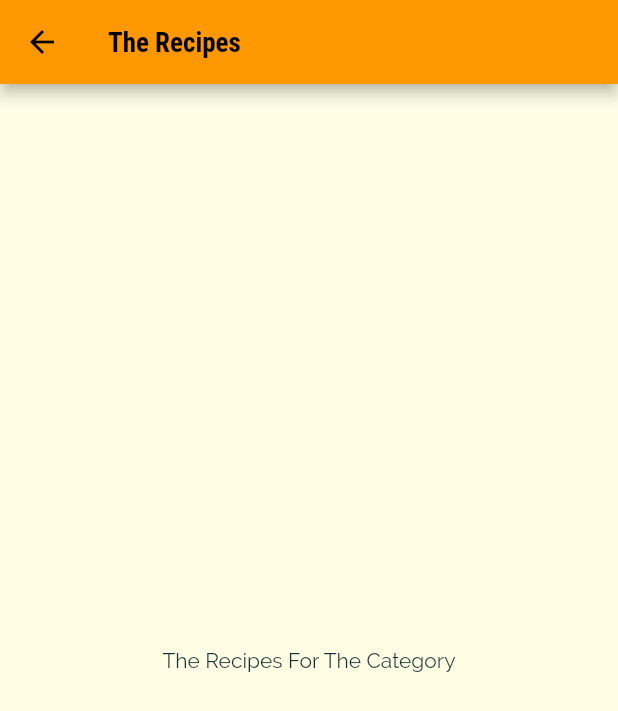
After one commit to mtanaya09/Meal-Application, a Flutter app: the screen it shows after launch, after a tap on "Italian", on a phone screen of 412 x 824 dp. The commit adds this screen. Shown: the top 711 px of the screen. Run offline on Flutter 3.47's test engine with Material 2 defaults, Android fonts, the phone set to English and light mode, and no system bars.

Commit message:
Navigating to a new page

```diff
--- a/lib/category_item.dart
+++ b/lib/category_item.dart
@@ -1,4 +1,5 @@
 import 'package:flutter/material.dart';
+import './category_meals_screen.dart';
 
 class CategoryItem extends StatelessWidget {
   final String title;
@@ -6,9 +7,23 @@ class CategoryItem extends StatelessWidget {
 
   CategoryItem(this.title, this.color);
 
+  void selectCategory(BuildContext ctx) {
+    Navigator.of(ctx).push(
+      MaterialPageRoute(
+        builder: (_) {
+          return CategoriesMealsScreen();
+        },
+      ),
+    );
+  }
+
   @override
   Widget build(BuildContext context) {
-    return Container(
+    return InkWell(
+      onTap: () => selectCategory(context),
+      splashColor: Theme.of(context).primaryColor,
+      borderRadius: BorderRadius.circular(15),
+      child: Container(
         padding: const EdgeInsets.all(15),
         child: Text(
           title,
@@ -25,6 +40,7 @@ class CategoryItem extends StatelessWidget {
           ),
           borderRadius: BorderRadius.circular(15),
         ),
+      ),
     );
   }
 }
--- /dev/null
+++ b/lib/category_meals_screen.dart
@@ -0,0 +1,17 @@
+import 'package:flutter/material.dart';
+
+class CategoriesMealsScreen extends StatelessWidget {
+  @override
+  Widget build(BuildContext context) {
+    return Scaffold(
+      appBar: AppBar(
+        title: Text('The Recipes'),
+      ),
+      body: Center(
+        child: Text(
+          'The Recipes For The Category',
+        ),
+      ),
+    );
+  }
+}
```
Lines whose indentation alone changed are shown as unchanged.
